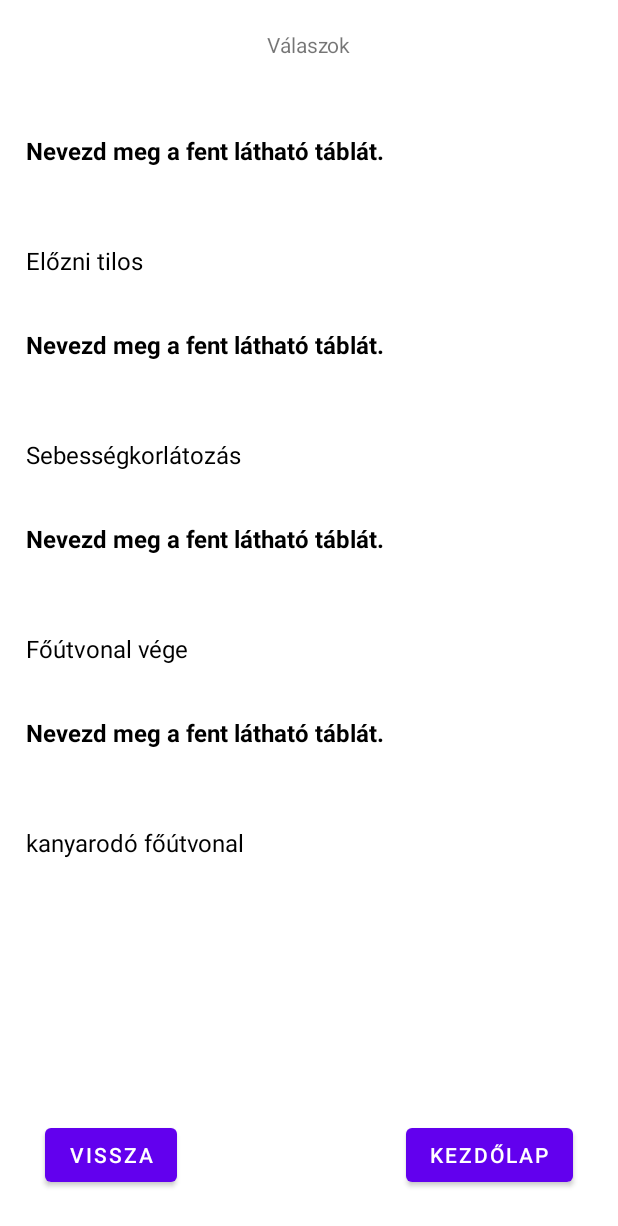
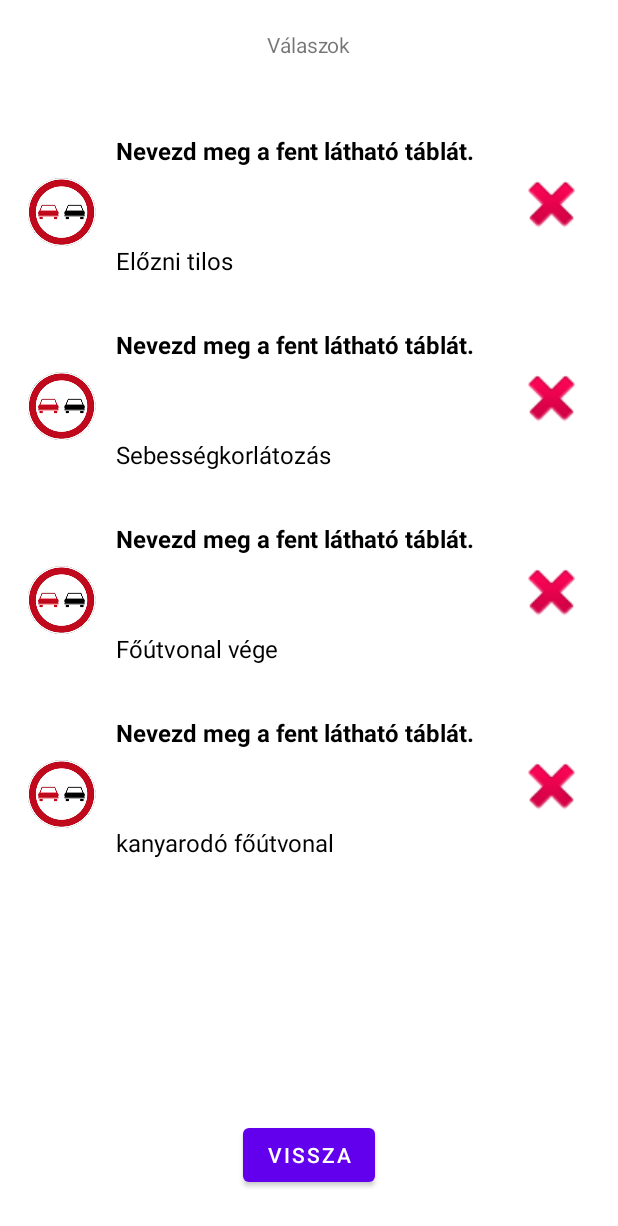
Before and after one commit to FarkyBat/Android_Beadando_Kresz, an Android app: the fragment hibasvalasz shown on its own in the app's theme, on a phone screen of 412 x 824 dp. Shown: the top 1226 px of the screen. Run offline under Robolectric (Android 15) with nearby library versions, the phone set to English and light mode, and no system bars; 8 statements that could not run were skipped.

Commit message:
Frissítés 2022.11.25

```diff
--- a/app/src/main/java/com/example/android_beadando/hibakhoz/Manager.java
+++ b/app/src/main/java/com/example/android_beadando/hibakhoz/Manager.java
@@ -1,7 +1,4 @@
 package com.example.android_beadando.hibakhoz;
-
-import com.example.android_beadando.hibakhoz.hibak;
-import com.example.android_beadando.start;
 
 import java.util.ArrayList;
 import java.util.List;
@@ -12,19 +9,19 @@ public class Manager {
     public static List<hibak> adatbetolt() {
 
 
-            List<hibak> hibakList=new ArrayList<>();
+        List<hibak> hibakList=new ArrayList<>();
 
 
-        hibak hibak=new hibak("Nevezd meg a fent látható táblát.","" ,"Előzni tilos");
+        hibak hibak=new hibak("Nevezd meg a fent látható táblát.","Előzni tilos");
         hibakList.add(hibak);
 
-        hibak = new hibak("Nevezd meg a fent látható táblát.", "", "Sebességkorlátozás");
+        hibak = new hibak("Nevezd meg a fent látható táblát.", "Sebességkorlátozás");
         hibakList.add(hibak);
 
-        hibak = new hibak("Nevezd meg a fent látható táblát.", "", "Főútvonal vége");
+        hibak = new hibak("Nevezd meg a fent látható táblát.",  "Főútvonal vége");
         hibakList.add(hibak);
 
-        hibak = new hibak("Nevezd meg a fent látható táblát.", "", "kanyarodó főútvonal");
+        hibak = new hibak("Nevezd meg a fent látható táblát.",  "kanyarodó főútvonal");
         hibakList.add(hibak);
 
         return hibakList;
--- a/app/src/main/java/com/example/android_beadando/hibakhoz/Myadapter.java
+++ b/app/src/main/java/com/example/android_beadando/hibakhoz/Myadapter.java
@@ -3,13 +3,13 @@ package com.example.android_beadando.hibakhoz;
 import android.view.LayoutInflater;
 import android.view.View;
 import android.view.ViewGroup;
+import android.widget.ImageView;
 import android.widget.TextView;
 
 import androidx.annotation.NonNull;
 import androidx.recyclerview.widget.RecyclerView;
 
 import com.example.android_beadando.R;
-import com.example.android_beadando.start;
 
 import java.util.List;
 
@@ -17,10 +17,18 @@ public class Myadapter extends RecyclerView.Adapter<Myadapter.MyViewHolder> {
 
     private hibasvalasz fragment;
     private List<hibak> hibaklist;
+    private List<Integer> correctfalse;
+    private List<String> valaszlista;// a startból
+    private List<Integer> kreszkeplista;
 
-    public Myadapter(List<hibak> hibaklist, hibasvalasz fragment) { //Beletesszük a paraméterbe a listát és a fragmentet hogy meglegyen a kommunik
+
+    public Myadapter(List<hibak> hibaklist, List<String> valaszlista, List<Integer> correctfalse, List<Integer> kreszkeplista, hibasvalasz fragment) { //Beletesszük a paraméterbe a listát és a fragmentet hogy meglegyen a kommunik
         this.hibaklist = hibaklist;
+        this.valaszlista=valaszlista;
+        this.correctfalse=correctfalse;
+        this.kreszkeplista =kreszkeplista;
         this.fragment = fragment;
+
     }
     @NonNull
     @Override
@@ -33,12 +41,15 @@ public class Myadapter extends RecyclerView.Adapter<Myadapter.MyViewHolder> {
     }
     @Override
     public void onBindViewHolder(@NonNull MyViewHolder holder, int position) {
-
+        Integer kreszkep=kreszkeplista.get(position);
+        Integer kep= correctfalse.get(position);
+        String valasz= valaszlista.get(position);
         hibak hibak = hibaklist.get(position);
         holder.kerdes.setText(hibak.getKerdes());
-        holder.valasz.setText(hibak.getValasz());
+        holder.valasz.setText(valasz);
         holder.helyesvalasz.setText(hibak.getHelyesvalasz());
-
+        holder.correctfalse.setImageResource(kep);
+        holder.kreszkep.setImageResource(kreszkep);
     }
     @Override
     public int getItemCount() {
@@ -48,12 +59,15 @@ public class Myadapter extends RecyclerView.Adapter<Myadapter.MyViewHolder> {
         TextView kerdes;
         TextView valasz;
         TextView helyesvalasz;
-
+        ImageView kreszkep;
+        ImageView correctfalse;
         public MyViewHolder(@NonNull View itemView) {
             super(itemView);
             kerdes=itemView.findViewById(R.id.kerdes);
             valasz=itemView.findViewById(R.id.valasz);
             helyesvalasz=itemView.findViewById(R.id.helyesvalasz);
+            correctfalse=itemView.findViewById(R.id.correctfalse);
+            kreszkep=itemView.findViewById(R.id.kreszkep);
         }
     }
 }
--- a/app/src/main/java/com/example/android_beadando/hibakhoz/hibak.java
+++ b/app/src/main/java/com/example/android_beadando/hibakhoz/hibak.java
@@ -1,37 +1,38 @@
 package com.example.android_beadando.hibakhoz;
 
 public class hibak {
-private String kerdes;
-private String valasz;
-private String helyesvalasz;
+    private String kerdes;
 
-    public hibak(String kerdes, String valasz, String helyesvalasz) {
+    private String helyesvalasz;
+
+
+    public hibak(String kerdes, String helyesvalasz) {
         this.kerdes = kerdes;
-        this.valasz = valasz;
+
         this.helyesvalasz = helyesvalasz;
+
     }
 
     public void setKerdes(String kerdes) {
         this.kerdes = kerdes;
     }
 
-    public void setValasz(String valasz) {
-        this.valasz = valasz;
-    }
+
 
     public void setHelyesvalasz(String helyesvalasz) {
         this.helyesvalasz = helyesvalasz;
     }
 
+
+
     public String getKerdes() {
         return kerdes;
     }
 
-    public String getValasz() {
-        return valasz;
-    }
+
 
     public String getHelyesvalasz() {
         return helyesvalasz;
     }
+
 }
--- a/app/src/main/java/com/example/android_beadando/hibakhoz/hibasvalasz.java
+++ b/app/src/main/java/com/example/android_beadando/hibakhoz/hibasvalasz.java
@@ -1,39 +1,71 @@
 package com.example.android_beadando.hibakhoz;
 
+import android.app.Activity;
 import android.os.Bundle;
+import android.view.LayoutInflater;
+import android.view.View;
+import android.view.ViewGroup;
+import android.widget.Button;
 
 import androidx.fragment.app.Fragment;
+import androidx.fragment.app.FragmentTransaction;
 import androidx.recyclerview.widget.LinearLayoutManager;
 import androidx.recyclerview.widget.RecyclerView;
 
-import android.view.LayoutInflater;
-import android.view.View;
-import android.view.ViewGroup;
-
 import com.example.android_beadando.R;
+import com.example.android_beadando.quizek.fragmentered;
+import com.example.android_beadando.start;
 
 import java.util.List;
 
 
 public class hibasvalasz extends Fragment {
-
-
+    Button vissza;
+    Button kezdo;
+    Activity context;
     @Override
     public View onCreateView(LayoutInflater inflater, ViewGroup container,
                              Bundle savedInstanceState) {
         // Inflate the layout for this fragment
-       View view= inflater.inflate(R.layout.fragment_hibasvalasz, container, false);
+        View view= inflater.inflate(R.layout.fragment_hibasvalasz, container, false);
 
-       RecyclerView recyclerView = view.findViewById(R.id.RecyclerView);
-       List<hibak> hibakList = Manager.adatbetolt(); //létrehoztunk egy listát és meghítunk rá egy függvényt amely feltöltötte adattal ezt a "hibakList"-et
-       Myadapter adapter= new Myadapter(hibakList, this);  //beletettük az adapterbe amely elrendezi a listák elemeit a megfelelő helyekre.
+        vissza=view.findViewById(R.id.vissza);
+
+
+
+        List<String> valaszlista=((start)getActivity()).getValaszok();//feltöltjük a listát
+        List<Integer> kreszkeplista=((start)getActivity()).getKreszkepek();
+        List<Integer> correctfalse=((start)getActivity()).getCorrectfalse();
+        RecyclerView recyclerView = view.findViewById(R.id.RecyclerView);
+        List<hibak> hibakList = Manager.adatbetolt(); //feltöltjük a listát. létrehoztunk egy listát és meghítunk rá egy függvényt amely feltöltötte adattal ezt a "hibakList"-et
+        Myadapter adapter= new Myadapter(hibakList, valaszlista, correctfalse,kreszkeplista ,this);  //beletettük az adapterbe amely elrendezi a listák elemeit a megfelelő helyekre.
 
         RecyclerView.LayoutManager layoutManager =
                 new LinearLayoutManager(getContext());
         recyclerView.setLayoutManager(layoutManager);
         recyclerView.setAdapter(adapter); //beletöltjük az adapter adatokat.
 
+
+        vissza.setOnClickListener(new View.OnClickListener() {
+            @Override
+            public void onClick(View view) {
+                Button gombnyomas = (Button) view;
+                if (gombnyomas.getId() == R.id.vissza) {
+                    ujraFragment(new fragmentered());
+                }
+            }
+        });
+
+
+
         return view;
 
     }
+    public void ujraFragment(Fragment fragment) {
+
+        FragmentTransaction fragmentManager = getActivity().getSupportFragmentManager().beginTransaction();
+        fragmentManager.replace(R.id.start1, fragment).commit();
+
+    }
+
 }
--- a/app/src/main/java/com/example/android_beadando/quizek/kérdésválasz.java
+++ b/app/src/main/java/com/example/android_beadando/quizek/kérdésválasz.java
@@ -1,12 +1,6 @@
 package com.example.android_beadando.quizek;
 
-import android.media.Image;
-
 public class kérdésválasz {
-
-
-
-
 
     public static String kérdés[] = {
             "Nevezd meg a fent látható táblát.",
--- a/app/src/main/res/layout/fragment_hibasvalasz.xml
+++ b/app/src/main/res/layout/fragment_hibasvalasz.xml
@@ -22,25 +22,16 @@
             app:layout_constraintStart_toStartOf="parent"
             app:layout_constraintTop_toBottomOf="@+id/Valaszok"
             />
+
         <Button
             android:id="@+id/vissza"
             android:layout_width="wrap_content"
             android:layout_height="wrap_content"
-            android:layout_marginStart="30dp"
             android:layout_marginBottom="30dp"
             android:text="vissza"
             app:layout_constraintBottom_toBottomOf="parent"
+            app:layout_constraintEnd_toEndOf="parent"
             app:layout_constraintStart_toStartOf="parent" />
-
-        <Button
-            android:id="@+id/kezdo"
-            android:layout_width="wrap_content"
-            android:layout_height="wrap_content"
-            android:layout_marginEnd="30dp"
-            android:layout_marginBottom="30dp"
-            android:text="kezdőlap"
-            app:layout_constraintBottom_toBottomOf="parent"
-            app:layout_constraintEnd_toEndOf="parent" />
 
         <TextView
             android:id="@+id/Valaszok"
--- a/app/src/main/res/layout/lista.xml
+++ b/app/src/main/res/layout/lista.xml
@@ -14,13 +14,14 @@
         android:id="@+id/kerdes"
         android:layout_width="0dp"
         android:layout_height="26dp"
+        android:layout_marginStart="60dp"
         android:layout_marginTop="10dp"
         android:layout_marginBottom="5dp"
         android:textColor="@color/black"
         android:textSize="16sp"
         android:textStyle="bold"
         app:layout_constraintBottom_toTopOf="@+id/valasz"
-        app:layout_constraintEnd_toEndOf="parent"
+        app:layout_constraintEnd_toStartOf="@+id/correctfalse"
         app:layout_constraintStart_toStartOf="parent"
         app:layout_constraintTop_toTopOf="parent" />
 
@@ -28,13 +29,13 @@
         android:id="@+id/valasz"
         android:layout_width="0dp"
         android:layout_height="26dp"
+        android:layout_marginStart="60dp"
         android:layout_marginTop="5dp"
         android:layout_marginBottom="5dp"
         android:textColor="@color/black"
         android:textSize="16sp"
         app:layout_constraintBottom_toTopOf="@+id/helyesvalasz"
-        app:layout_constraintEnd_toEndOf="parent"
-        app:layout_constraintHorizontal_bias="0.656"
+        app:layout_constraintEnd_toStartOf="@+id/correctfalse"
         app:layout_constraintStart_toStartOf="parent"
         app:layout_constraintTop_toBottomOf="@+id/kerdes" />
 
@@ -42,14 +43,37 @@
         android:id="@+id/helyesvalasz"
         android:layout_width="0dp"
         android:layout_height="26dp"
+        android:layout_marginStart="60dp"
         android:layout_marginTop="5dp"
         android:textColor="@color/black"
         android:textSize="16sp"
         app:layout_constraintBottom_toBottomOf="parent"
-        app:layout_constraintEnd_toEndOf="parent"
+        app:layout_constraintEnd_toStartOf="@+id/correctfalse"
         app:layout_constraintHorizontal_bias="0.609"
         app:layout_constraintStart_toStartOf="parent"
         app:layout_constraintTop_toBottomOf="@+id/valasz"
         app:layout_constraintVertical_bias="1.0" />
 
+    <ImageView
+        android:id="@+id/correctfalse"
+        android:layout_width="54dp"
+        android:layout_height="49dp"
+        app:layout_constraintBottom_toBottomOf="parent"
+        app:layout_constraintEnd_toEndOf="parent"
+        app:layout_constraintTop_toTopOf="parent"
+        app:layout_constraintVertical_bias="0.538"
+        app:srcCompat="@android:drawable/ic_delete" />
+
+    <ImageView
+        android:id="@+id/kreszkep"
+        android:layout_width="74dp"
+        android:layout_height="76dp"
+        app:layout_constraintBottom_toBottomOf="parent"
+        app:layout_constraintEnd_toStartOf="@+id/valasz"
+        app:layout_constraintHorizontal_bias="1.0"
+        app:layout_constraintStart_toStartOf="parent"
+        app:layout_constraintTop_toTopOf="parent"
+        app:layout_constraintVertical_bias="0.714"
+        app:srcCompat="@drawable/eloznitilos" />
+
 </androidx.constraintlayout.widget.ConstraintLayout>
```
Also changed, not shown: app/src/main/java/com/example/android_beadando/hibakhoz/valaszok.java (deleted, +0 -22 lines), app/src/main/java/com/example/android_beadando/osszeredmeny.java (+8 -2 lines), app/src/main/java/com/example/android_beadando/quizek/fragmentered.java (+9 -0 lines), app/src/main/java/com/example/android_beadando/quizek/quizfragment1.java (+33 -5 lines), app/src/main/java/com/example/android_beadando/start.java (+19 -8 lines), app/src/main/res/layout/activity_start.xml (+11 -1 lines), app/src/main/res/layout/fragment_fragmentered.xml (+15 -24 lines), app/src/main/res/layout/fragment_osszeredmeny.xml (+9 -23 lines), app/src/main/res/drawable/correct.png (added), app/src/main/res/drawable/cross.png (added).
